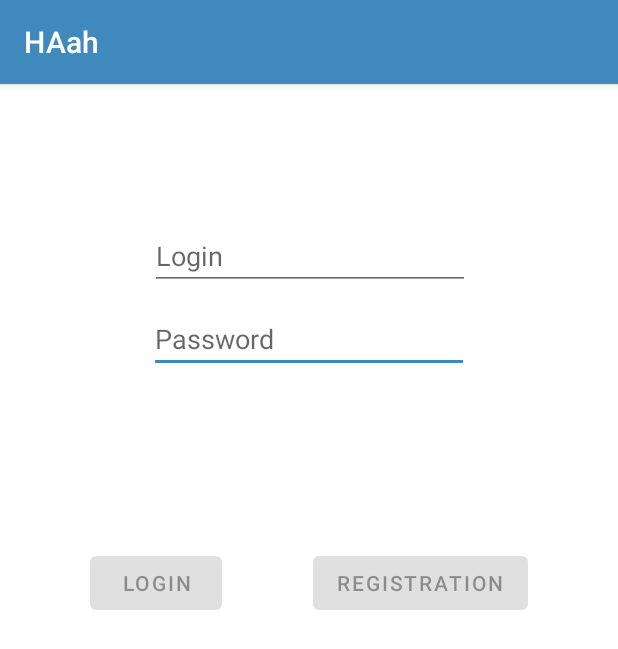
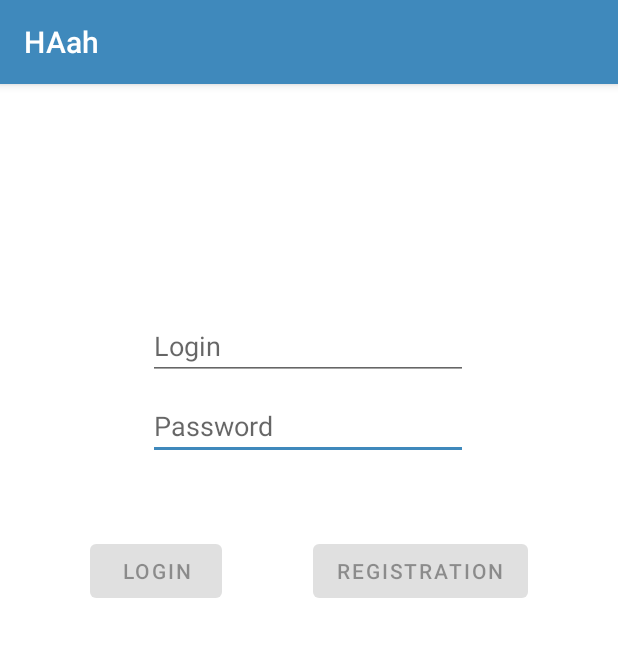
Before and after one commit to ElerGard/FinalProject-AndroidStudio, an Android app: the screen it shows after launch (MainActivity), on a phone screen of 412 x 824 dp. Shown: the top 649 px of the screen. Run offline under Robolectric (Android 15) with nearby library versions, the light colour scheme and no system bars; our stand-ins replace navigation-ui.

Commit message:
fixed some problems

```diff
--- a/app/src/main/java/com/example/final_project/MainActivity.kt
+++ b/app/src/main/java/com/example/final_project/MainActivity.kt
@@ -1,16 +1,24 @@
 package com.example.final_project
 
 import android.os.Bundle
+import android.view.MenuItem
 import android.view.View
+import android.widget.ImageView
 import androidx.appcompat.app.AppCompatActivity
+import androidx.fragment.app.FragmentTransaction
 import androidx.navigation.findNavController
 import androidx.navigation.ui.AppBarConfiguration
 import androidx.navigation.ui.setupActionBarWithNavController
 import androidx.navigation.ui.setupWithNavController
+import com.example.final_project.ui.FragmentController
+import com.example.final_project.ui.battleship.BattleshipFragment
+import com.example.final_project.ui.login.LoginFragment
 import com.google.android.material.bottomnavigation.BottomNavigationView
+import com.google.android.material.navigation.NavigationView
 
 
-class MainActivity : AppCompatActivity() {
+class MainActivity : AppCompatActivity(), FragmentController
+{
 
     override fun onCreate(savedInstanceState: Bundle?) {
         super.onCreate(savedInstanceState)
@@ -25,4 +33,36 @@
         navView.setupWithNavController(navController)
         navView.visibility = View.GONE
     }
+
+    override fun changeFragment(id: Int) {
+        if (id == 1) {
+            val navView: BottomNavigationView = findViewById(R.id.nav_view)
+            val img: ImageView = findViewById(R.id.imageView)
+            navView.visibility = View.VISIBLE
+            img.visibility = View.VISIBLE
+            // Don't work. I don't know why
+
+//            val fragment = BattleshipFragment()
+//            val ft: FragmentTransaction = supportFragmentManager.beginTransaction()
+//            ft.replace(R.id.navigation_dashboard, fragment)
+//            ft.commit()
+        }
+    }
 }
+
+//class MainActivity : AppCompatActivity(), NavigationView.OnNavigationItemSelectedListener, OnFragmentInteractionListener {
+//    //Rest of the code
+//    fun changeFragment(id: Int) {
+//        if (id == 1) {
+//            android.R.attr.fragment = first()
+//            val ft: FragmentTransaction = supportFragmentManager.beginTransaction()
+//            ft.replace(android.R.id.mainFrame, android.R.attr.fragment)
+//            ft.commit()
+//        } else if (id == 2) {
+//            android.R.attr.fragment = second()
+//            val ft: FragmentTransaction = supportFragmentManager.beginTransaction()
+//            ft.replace(android.R.id.mainFrame, android.R.attr.fragment)
+//            ft.commit()
+//        }
+//    }
+//}
--- /dev/null
+++ b/app/src/main/java/com/example/final_project/ui/FragmentController.kt
@@ -0,0 +1,5 @@
+package com.example.final_project.ui;
+
+interface FragmentController {
+    fun changeFragment(id: Int)
+}
--- a/app/src/main/java/com/example/final_project/ui/battleship/view/GridView.kt
+++ b/app/src/main/java/com/example/final_project/ui/battleship/view/GridView.kt
@@ -11,6 +11,7 @@
 class GridView(context: Context, attributeSet: AttributeSet) : View(context, attributeSet) {
   companion object
     {
+        // Я осознал как работает MVVM тема оч поздно, поэтому так
         var Red = 63;
         var Green = 137;
         var Blue = 188;
--- a/app/src/main/res/layout/fragment_login.xml
+++ b/app/src/main/res/layout/fragment_login.xml
@@ -11,12 +11,13 @@
         android:id="@+id/password"
         android:layout_width="wrap_content"
         android:layout_height="wrap_content"
-        android:layout_marginTop="10dp"
+        android:layout_marginTop="8dp"
         android:ems="10"
         android:hint="@string/prompt_password"
         android:inputType="textPassword"
         android:selectAllOnFocus="true"
         app:layout_constraintEnd_toEndOf="parent"
+        app:layout_constraintHorizontal_bias="0.497"
         app:layout_constraintStart_toStartOf="parent"
         app:layout_constraintTop_toBottomOf="@+id/username" />
 
@@ -24,13 +25,13 @@
         android:id="@+id/username"
         android:layout_width="wrap_content"
         android:layout_height="wrap_content"
-        android:layout_marginTop="36dp"
+        android:layout_marginTop="96dp"
         android:ems="10"
         android:hint="@string/prompt_user"
         android:inputType="textEmailAddress"
         android:selectAllOnFocus="true"
         app:layout_constraintEnd_toEndOf="parent"
-        app:layout_constraintHorizontal_bias="0.502"
+        app:layout_constraintHorizontal_bias="0.497"
         app:layout_constraintStart_toStartOf="parent"
         app:layout_constraintTop_toTopOf="parent" />
 
@@ -38,7 +39,7 @@
         android:id="@+id/login"
         android:layout_width="wrap_content"
         android:layout_height="wrap_content"
-        android:layout_marginTop="116dp"
+        android:layout_marginTop="50dp"
         android:enabled="false"
         android:text="Login"
         app:layout_constraintEnd_toStartOf="@+id/registration"
@@ -50,7 +51,7 @@
         android:id="@+id/registration"
         android:layout_width="wrap_content"
         android:layout_height="wrap_content"
-        android:layout_marginTop="116dp"
+        android:layout_marginTop="50dp"
         android:enabled="false"
         android:text="Registration"
         app:layout_constraintEnd_toEndOf="parent"
@@ -72,11 +73,27 @@
         android:id="@+id/errorText"
         android:layout_width="wrap_content"
         android:layout_height="wrap_content"
+        android:layout_marginTop="60dp"
+        android:layout_marginBottom="68dp"
+        android:textAlignment="center"
         android:textColor="#FF0000"
-        app:layout_constraintBottom_toTopOf="@+id/registration"
+        app:layout_constraintBottom_toTopOf="@+id/imageView"
         app:layout_constraintEnd_toEndOf="parent"
         app:layout_constraintHorizontal_bias="0.5"
         app:layout_constraintStart_toStartOf="parent"
-        app:layout_constraintTop_toBottomOf="@+id/password" />
+        app:layout_constraintTop_toTopOf="parent" />
+
+    <ImageView
+        android:id="@+id/imageView"
+        android:layout_width="264dp"
+        android:layout_height="437dp"
+        android:src="@drawable/_23"
+        android:visibility="gone"
+        app:layout_constraintBottom_toBottomOf="parent"
+        app:layout_constraintEnd_toEndOf="parent"
+        app:layout_constraintHorizontal_bias="0.496"
+        app:layout_constraintStart_toStartOf="parent"
+        app:layout_constraintTop_toTopOf="parent"
+        app:layout_constraintVertical_bias="0.625" />
 
 </androidx.constraintlayout.widget.ConstraintLayout>
```
Also changed, not shown: app/src/main/java/com/example/final_project/ui/battleship/BattleshipFragment.kt (+9 -1 lines), app/src/main/java/com/example/final_project/ui/login/LoginFragment.kt (+45 -15 lines), app/src/main/res/layout/fragment_dashboard.xml (+7 -8 lines), app/src/main/res/drawable/_23.png (added).
